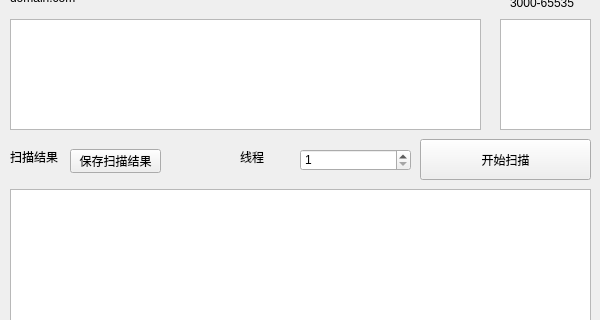
Qt form ip_sacaner/widget.ui (wuwenfengmi1998/tcp_ip_scan) before a commit; both pictures show x 0 to 600 and y 81 to 401 of the 600 by 500 pixel window.
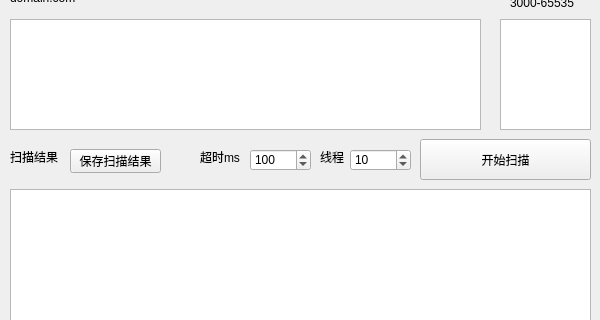
The same form after that commit.

The edit to the form file:
```diff
--- a/ip_sacaner/widget.ui
+++ b/ip_sacaner/widget.ui
@@ -67,9 +67,9 @@
   <widget class="QSpinBox" name="spinBox">
    <property name="geometry">
     <rect>
-     <x>300</x>
+     <x>350</x>
      <y>230</y>
-     <width>111</width>
+     <width>61</width>
      <height>22</height>
     </rect>
    </property>
@@ -80,15 +80,15 @@
     <number>999</number>
    </property>
    <property name="value">
-    <number>1</number>
+    <number>10</number>
    </property>
   </widget>
   <widget class="QLabel" name="label_4">
    <property name="geometry">
     <rect>
-     <x>240</x>
+     <x>320</x>
      <y>230</y>
-     <width>53</width>
+     <width>31</width>
      <height>16</height>
     </rect>
    </property>
@@ -161,6 +161,38 @@
     <bool>true</bool>
    </property>
   </widget>
+  <widget class="QLabel" name="label_2">
+   <property name="geometry">
+    <rect>
+     <x>200</x>
+     <y>230</y>
+     <width>41</width>
+     <height>16</height>
+    </rect>
+   </property>
+   <property name="text">
+    <string>超时ms</string>
+   </property>
+  </widget>
+  <widget class="QSpinBox" name="timeout">
+   <property name="geometry">
+    <rect>
+     <x>250</x>
+     <y>230</y>
+     <width>61</width>
+     <height>22</height>
+    </rect>
+   </property>
+   <property name="minimum">
+    <number>1</number>
+   </property>
+   <property name="maximum">
+    <number>1000</number>
+   </property>
+   <property name="value">
+    <number>100</number>
+   </property>
+  </widget>
  </widget>
  <resources/>
  <connections/>
```
Left out of the diff: 2 changed lines with no effect on the pictures.
